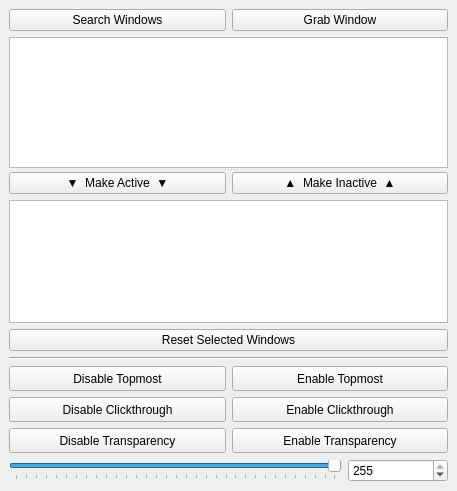
PsychedelicShayna/overlayer, file source/main_window_dialog.ui: the form before one commit.
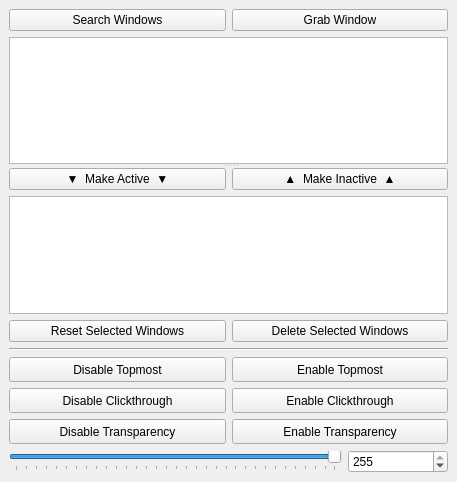
The form after the commit.

Commit message: Added ability to remove windows from lists.

The edit to the form file:
```diff
--- a/source/main_window_dialog.ui
+++ b/source/main_window_dialog.ui
@@ -7,7 +7,7 @@
     <x>0</x>
     <y>0</y>
     <width>457</width>
-    <height>491</height>
+    <height>482</height>
    </rect>
   </property>
   <property name="sizePolicy">
@@ -212,6 +212,8 @@
          </widget>
         </item>
         <item>
+         <layout class="QHBoxLayout" name="horizontalLayoutListManagementButtons" stretch="1,1">
+          <item>
          <widget class="QPushButton" name="pushButtonResetSelectedWindows">
           <property name="sizePolicy">
            <sizepolicy hsizetype="Expanding" vsizetype="Fixed">
@@ -229,6 +231,15 @@
            <string>Reset Selected Windows</string>
           </property>
          </widget>
+          </item>
+          <item>
+           <widget class="QPushButton" name="pushButtonDeleteSelectedWindows">
+            <property name="text">
+             <string>Delete Selected Windows</string>
+            </property>
+           </widget>
+          </item>
+         </layout>
         </item>
        </layout>
       </widget>
```
Lines whose indentation alone changed are shown as unchanged. The commit also changes 4 other files.
